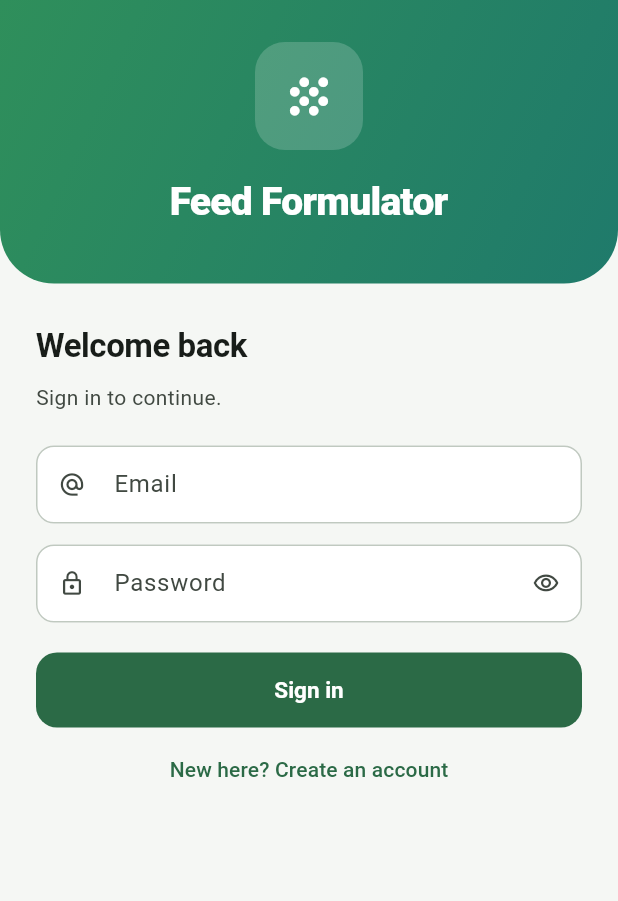
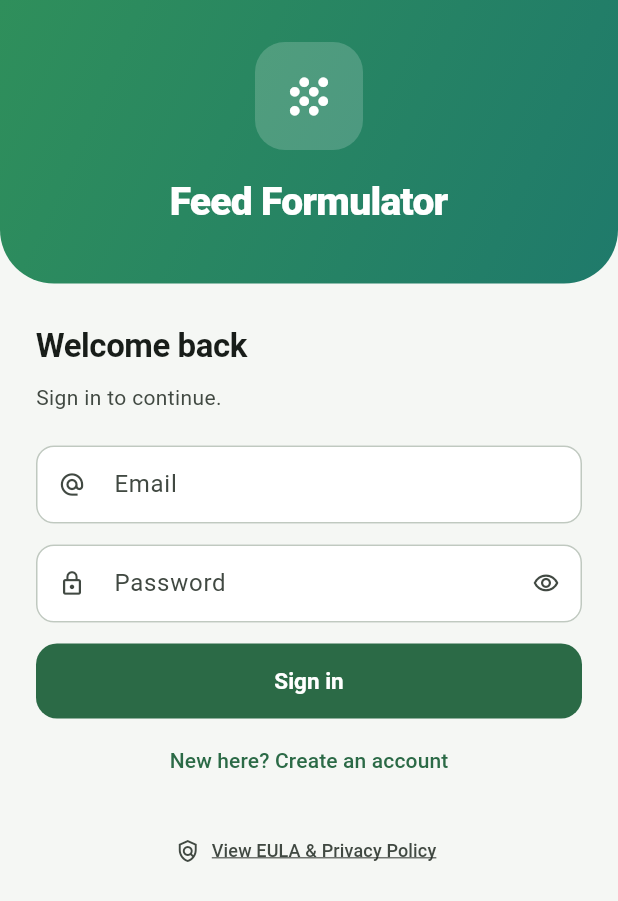
Before and after one commit to degide/poultry-feed-formulation, a Flutter app: the screen it shows after launch, on a phone screen of 412 x 824 dp. Shown: the top 901 px of the screen. Run offline on Flutter 3.47's test engine with Material 3 defaults, Android fonts, the phone set to English and light mode, and no system bars; our stand-ins replace shared_preferences; accounts and stored records are empty.

Commit message:
chore: Add EULA and privacy policy

```diff
--- a/mobile/lib/src/screens/login_screen.dart
+++ b/mobile/lib/src/screens/login_screen.dart
@@ -3,6 +3,7 @@ import 'package:provider/provider.dart';
 
 import '../session.dart';
 import '../theme.dart';
+import 'legal_privacy_screen.dart';
 
 class LoginScreen extends StatefulWidget {
   const LoginScreen({super.key});
@@ -18,6 +19,7 @@ class _LoginScreenState extends State<LoginScreen> {
   final _password = TextEditingController();
   String _role = 'farmer';
   bool _registerMode = false;
+  bool _acceptTerms = false;
   bool _busy = false;
   bool _obscure = true;
   String? _error;
@@ -30,8 +32,24 @@ class _LoginScreenState extends State<LoginScreen> {
     super.dispose();
   }
 
+  void _openLegalScreen({int tab = 0}) {
+    Navigator.push(
+      context,
+      MaterialPageRoute(
+        builder: (_) => LegalPrivacyScreen(initialTab: tab),
+      ),
+    );
+  }
+
   Future<void> _submit() async {
     if (!_form.currentState!.validate()) return;
+    if (_registerMode && !_acceptTerms) {
+      setState(() {
+        _error = 'Please accept the EULA & Privacy Policy to create an account.';
+      });
+      return;
+    }
+
     setState(() {
       _busy = true;
       _error = null;
@@ -190,7 +208,49 @@ class _LoginScreenState extends State<LoginScreen> {
                             ? 'Min 8 characters'
                             : null,
                       ),
-                      const SizedBox(height: 20),
+                      const SizedBox(height: 14),
+                      if (_registerMode) ...[
+                        Row(
+                          crossAxisAlignment: CrossAxisAlignment.start,
+                          children: [
+                            SizedBox(
+                              height: 24,
+                              width: 24,
+                              child: Checkbox(
+                                value: _acceptTerms,
+                                onChanged: (v) =>
+                                    setState(() => _acceptTerms = v ?? false),
+                              ),
+                            ),
+                            const SizedBox(width: 10),
+                            Expanded(
+                              child: GestureDetector(
+                                onTap: () => _openLegalScreen(tab: 0),
+                                child: Text.rich(
+                                  TextSpan(
+                                    style: Theme.of(context).textTheme.bodySmall,
+                                    children: [
+                                      const TextSpan(
+                                          text: 'I agree to the '),
+                                      TextSpan(
+                                        text: 'EULA & Privacy Policy',
+                                        style: TextStyle(
+                                          color: scheme.primary,
+                                          fontWeight: FontWeight.bold,
+                                          decoration: TextDecoration.underline,
+                                        ),
+                                      ),
+                                      const TextSpan(
+                                          text: ' and algorithmic guidelines.'),
+                                    ],
+                                  ),
+                                ),
+                              ),
+                            ),
+                          ],
+                        ),
+                        const SizedBox(height: 14),
+                      ],
                       if (_error != null) ...[
                         Container(
                           padding: const EdgeInsets.all(12),
@@ -240,6 +300,22 @@ class _LoginScreenState extends State<LoginScreen> {
                             ? 'Have an account? Sign in'
                             : "New here? Create an account"),
                       ),
+                      const SizedBox(height: 12),
+                      Center(
+                        child: TextButton.icon(
+                          onPressed: () => _openLegalScreen(tab: 0),
+                          icon: Icon(Icons.policy_outlined,
+                              size: 16, color: scheme.onSurfaceVariant),
+                          label: Text(
+                            'View EULA & Privacy Policy',
+                            style: TextStyle(
+                              fontSize: 12,
+                              color: scheme.onSurfaceVariant,
+                              decoration: TextDecoration.underline,
+                            ),
+                          ),
+                        ),
+                      ),
                     ],
                   ),
                 ),
```
Also changed, not shown: mobile/lib/src/screens/account_screen.dart (+23 -0 lines), mobile/lib/src/screens/legal_privacy_screen.dart (added, +289 -0 lines), mobile/lib/src/screens/result_screen.dart (+24 -8 lines), 2 other files.
